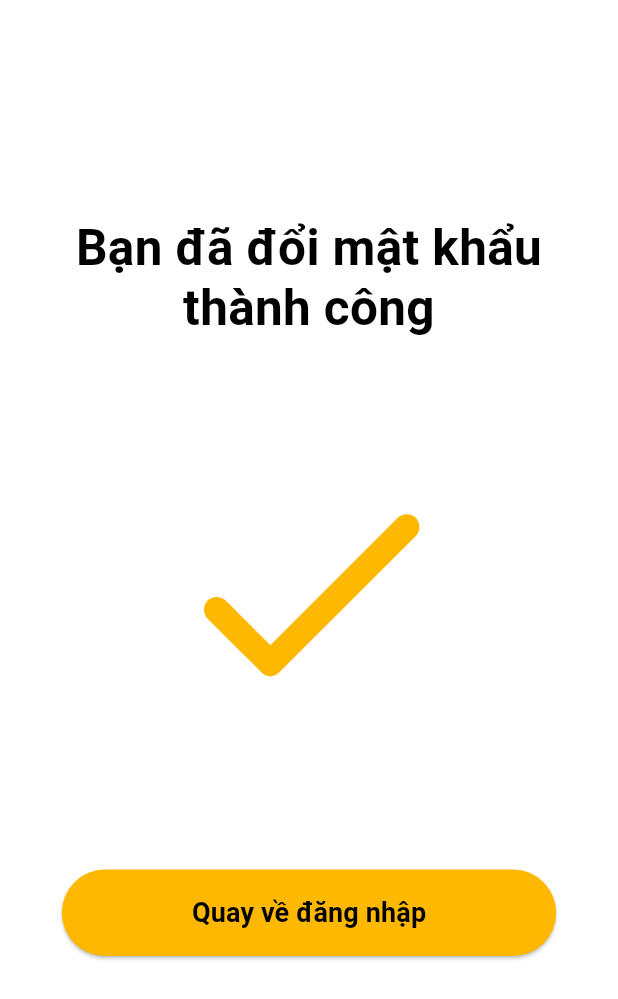
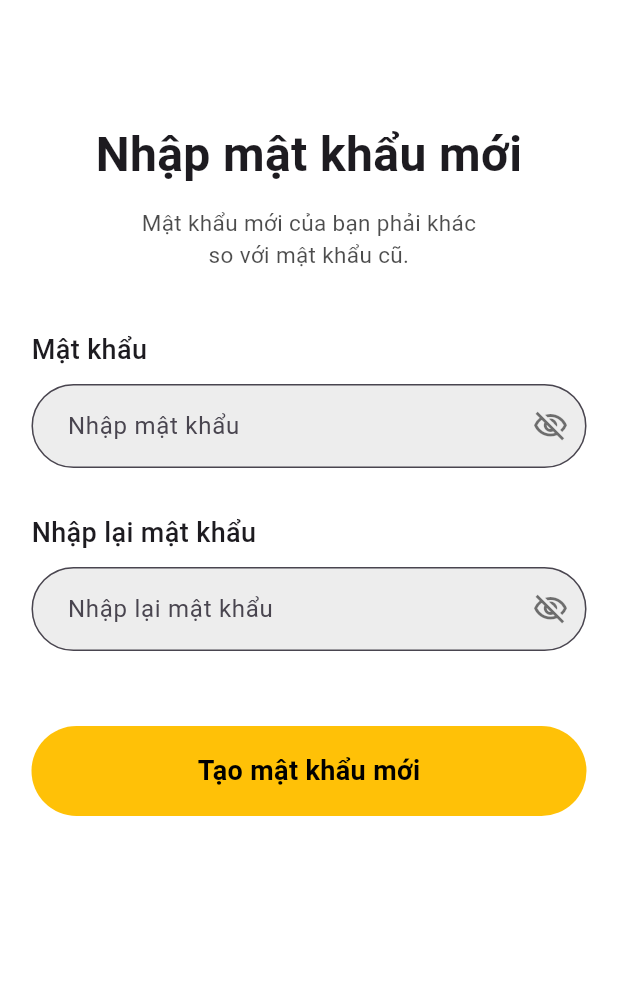
Before and after one commit to dav4k2/DuAnThucTap, a Flutter app: the screen it shows after launch, on a phone screen of 412 x 824 dp. Shown: the top 999 px of the screen. Run offline on Flutter 3.47's test engine with Material 3 defaults, Android fonts, the phone set to English and light mode, and no system bars; our stand-ins replace flutter_riverpod, flutter_screenutil; missing offline and left inert: widgetbook.

Commit message:
update code xong giao diện nhap mat khau moi

```diff
--- a/lib/main.dart
+++ b/lib/main.dart
@@ -65,10 +65,17 @@ class MyApp extends StatelessWidget {
 */
 
 import 'package:flutter/material.dart';
-import 'package:fontend/screens/success_reset_password/success_reset_password_screen.dart';
+import 'package:flutter_riverpod/flutter_riverpod.dart';
+//import 'package:fontend/screens/reset_password2/rs_password2_screen.dart';
+// import 'package:fontend/screens/success_reset_password/success_reset_password_screen.dart';
+import 'package:fontend/screens/new_password/new_password_screen.dart';
 
 void main() {
-  runApp(const MyApp());
+  runApp(
+    const ProviderScope( //Thêm dòng này để Riverpod hoạt động
+      child: MyApp(),
+    ),
+  );
 }
 
 class MyApp extends StatelessWidget {
@@ -78,7 +85,7 @@ class MyApp extends StatelessWidget {
   Widget build(BuildContext context) {
     return const MaterialApp(
       debugShowCheckedModeBanner: false,
-      home: ResetSuccessScreen(), // 👈 mở trực tiếp trang này khi chạy app
+      home: NewPasswordScreen(),
     );
   }
 }
--- /dev/null
+++ b/lib/screens/new_password/logic/password_provider.dart
@@ -0,0 +1,10 @@
+import 'package:flutter_riverpod/flutter_riverpod.dart';
+
+final passwordProvider = StateProvider<String>((ref) => '');
+final confirmPasswordProvider = StateProvider<String>((ref) => '');
+
+final passwordValidProvider = Provider<bool>((ref) {
+  final pass = ref.watch(passwordProvider);
+  final confirm = ref.watch(confirmPasswordProvider);
+  return pass.isNotEmpty && pass == confirm;
+});
--- /dev/null
+++ b/lib/screens/new_password/new_password_screen.dart
@@ -0,0 +1,64 @@
+import 'package:flutter/material.dart';
+import 'package:flutter_riverpod/flutter_riverpod.dart';
+import 'widgets/password_input.dart';
+import 'widgets/confirm_password_input.dart';
+import 'widgets/submit_button.dart';
+import '../new_password/logic/password_provider.dart';
+
+class NewPasswordScreen extends ConsumerWidget {
+  const NewPasswordScreen({super.key});
+
+  @override
+  Widget build(BuildContext context, WidgetRef ref) {
+    final size = MediaQuery.of(context).size;
+    final isSmall = size.width < 400;
+
+    return Scaffold(
+      backgroundColor: Colors.white,
+      body: SafeArea(
+        child: Center(
+          child: Container(
+            width: isSmall ? size.width * 0.95 : 402,
+            height: size.height,
+            padding: const EdgeInsets.symmetric(horizontal: 16, vertical: 20),
+            decoration: BoxDecoration(
+              borderRadius: BorderRadius.circular(50),
+              color: Colors.white,
+            ),
+            child: SingleChildScrollView(
+              child: Column(
+                children: [
+                  const SizedBox(height: 60),
+                  Text(
+                    'Nhập mật khẩu mới',
+                    textAlign: TextAlign.center,
+                    style: TextStyle(
+                      fontSize: isSmall ? 28 : 32,
+                      fontWeight: FontWeight.w600,
+                    ),
+                  ),
+                  const SizedBox(height: 12),
+                  Text(
+                    'Mật khẩu mới của bạn phải khác \nso với mật khẩu cũ.',
+                    textAlign: TextAlign.center,
+                    style: TextStyle(
+                      color: Colors.black.withOpacity(0.7),
+                      fontSize: 15,
+                    ),
+                  ),
+                  const SizedBox(height: 40),
+                  const PasswordInput(),
+                  const SizedBox(height: 30),
+                  const ConfirmPasswordInput(),
+                  const SizedBox(height: 50),
+                  const SubmitButton(),
+                  const SizedBox(height: 60),
+                ],
+              ),
+            ),
+          ),
+        ),
+      ),
+    );
+  }
+}
--- /dev/null
+++ b/lib/screens/new_password/widgets/app_header.dart
@@ -0,0 +1,19 @@
+import 'package:flutter/material.dart';
+
+class AppHeader extends StatelessWidget {
+  const AppHeader({super.key});
+
+  @override
+  Widget build(BuildContext context) {
+    return Row(
+      mainAxisAlignment: MainAxisAlignment.spaceBetween,
+      children: const [
+        Text(
+          '9:41',
+          style: TextStyle(fontSize: 17, fontWeight: FontWeight.w600),
+        ),
+        Icon(Icons.battery_full, color: Colors.black),
+      ],
+    );
+  }
+}
--- /dev/null
+++ b/lib/screens/new_password/widgets/confirm_password_input.dart
@@ -0,0 +1,50 @@
+import 'package:flutter/material.dart';
+import 'package:flutter_riverpod/flutter_riverpod.dart';
+import '../logic/password_provider.dart';
+
+final _obscureConfirmProvider = StateProvider<bool>((ref) => true);
+
+class ConfirmPasswordInput extends ConsumerWidget {
+  const ConfirmPasswordInput({super.key});
+
+  @override
+  Widget build(BuildContext context, WidgetRef ref) {
+    final confirm = ref.watch(confirmPasswordProvider);
+    final obscure = ref.watch(_obscureConfirmProvider);
+
+    return Column(
+      crossAxisAlignment: CrossAxisAlignment.start,
+      children: [
+        const Text(
+          'Nhập lại mật khẩu',
+          style: TextStyle(fontSize: 18, fontWeight: FontWeight.w500),
+        ),
+        const SizedBox(height: 10),
+        TextField(
+          obscureText: obscure,
+          obscuringCharacter: '•',
+          onChanged: (val) =>
+          ref.read(confirmPasswordProvider.notifier).state = val,
+          decoration: InputDecoration(
+            suffixIcon: IconButton(
+              icon: Icon(
+                obscure ? Icons.visibility_off_outlined : Icons.visibility_outlined,
+                color: Colors.black54,
+              ),
+              onPressed: () =>
+              ref.read(_obscureConfirmProvider.notifier).state = !obscure,
+            ),
+            filled: true,
+            fillColor: const Color(0xFFEDEDED),
+            border: OutlineInputBorder(
+              borderRadius: BorderRadius.circular(50),
+              borderSide: BorderSide(color: Colors.black.withOpacity(0.3)),
+            ),
+            hintText: 'Nhập lại mật khẩu',
+            contentPadding: const EdgeInsets.symmetric(horizontal: 20, vertical: 16),
+          ),
+        ),
+      ],
+    );
+  }
+}
--- /dev/null
+++ b/lib/screens/new_password/widgets/password_input.dart
@@ -0,0 +1,49 @@
+import 'package:flutter/material.dart';
+import 'package:flutter_riverpod/flutter_riverpod.dart';
+import '../logic/password_provider.dart';
+
+final _obscureProvider = StateProvider<bool>((ref) => true);
+
+class PasswordInput extends ConsumerWidget {
+  const PasswordInput({super.key});
+
+  @override
+  Widget build(BuildContext context, WidgetRef ref) {
+    final password = ref.watch(passwordProvider);
+    final obscure = ref.watch(_obscureProvider);
+
+    return Column(
+      crossAxisAlignment: CrossAxisAlignment.start,
+      children: [
+        const Text(
+          'Mật khẩu',
+          style: TextStyle(fontSize: 18, fontWeight: FontWeight.w500),
+        ),
+        const SizedBox(height: 10),
+        TextField(
+          obscureText: obscure,
+          obscuringCharacter: '•',
+          onChanged: (val) => ref.read(passwordProvider.notifier).state = val,
+          decoration: InputDecoration(
+            suffixIcon: IconButton(
+              icon: Icon(
+                obscure ? Icons.visibility_off_outlined : Icons.visibility_outlined,
+                color: Colors.black54,
+              ),
+              onPressed: () =>
+              ref.read(_obscureProvider.notifier).state = !obscure,
+            ),
+            filled: true,
+            fillColor: const Color(0xFFEDEDED),
+            border: OutlineInputBorder(
+              borderRadius: BorderRadius.circular(50),
+              borderSide: BorderSide(color: Colors.black.withOpacity(0.3)),
+            ),
+            hintText: 'Nhập mật khẩu',
+            contentPadding: const EdgeInsets.symmetric(horizontal: 20, vertical: 16),
+          ),
+        ),
+      ],
+    );
+  }
+}
--- /dev/null
+++ b/lib/screens/new_password/widgets/submit_button.dart
@@ -0,0 +1,40 @@
+import 'package:flutter/material.dart';
+import 'package:flutter_riverpod/flutter_riverpod.dart';
+import '../logic/password_provider.dart';
+
+class SubmitButton extends ConsumerWidget {
+  const SubmitButton({super.key});
+
+  @override
+  Widget build(BuildContext context, WidgetRef ref) {
+    final valid = ref.watch(passwordValidProvider);
+
+    return GestureDetector(
+      onTap: valid
+          ? () {
+        ScaffoldMessenger.of(context).showSnackBar(
+          const SnackBar(content: Text('Mật khẩu đã được tạo!')),
+        );
+      }
+          : null,
+      child: Container(
+        width: double.infinity,
+        height: 60,
+        alignment: Alignment.center,
+        decoration: BoxDecoration(
+          color: const Color(0xFFFFC107),
+          borderRadius: BorderRadius.circular(50),
+        ),
+        child: const Text(
+          'Tạo mật khẩu mới',
+          style: TextStyle(
+            fontSize: 18,
+            fontWeight: FontWeight.w700,
+            color: Colors.black,
+          ),
+        ),
+      ),
+
+    );
+  }
+}
--- a/lib/screens/sign_in/widgets/sign_in_background.dart
+++ b/lib/screens/sign_in/widgets/sign_in_background.dart
@@ -14,7 +14,7 @@ class SignInBackground extends StatelessWidget {
       width: double.infinity,
       height: double.infinity,
       decoration: const BoxDecoration(
-        color: Color(0xFFFFB901), // nền vàng
+        color: Color(0xFFFFC107), // 🎨 vàng đậm hơn, chuẩn Material Yellow 700
       ),
       child: Stack(
         children: [
@@ -26,7 +26,7 @@ class SignInBackground extends StatelessWidget {
             bottom: 0,
             child: Container(
               decoration: const BoxDecoration(
-                color: Color.fromARGB(255, 255, 255, 255),
+                color: Colors.white,
                 borderRadius: BorderRadius.only(
                   topLeft: Radius.circular(50),
                   topRight: Radius.circular(50),
@@ -35,9 +35,11 @@ class SignInBackground extends StatelessWidget {
             ),
           ),
 
+          // widget con bên trong
           child,
         ],
       ),
     );
   }
+
 }
```
